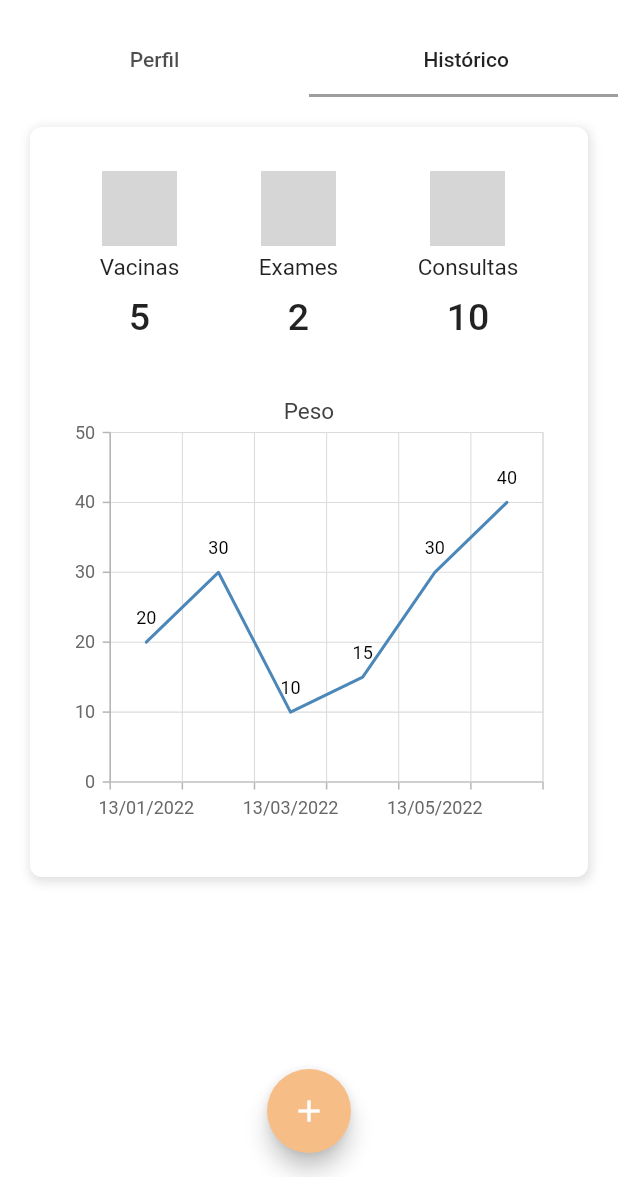
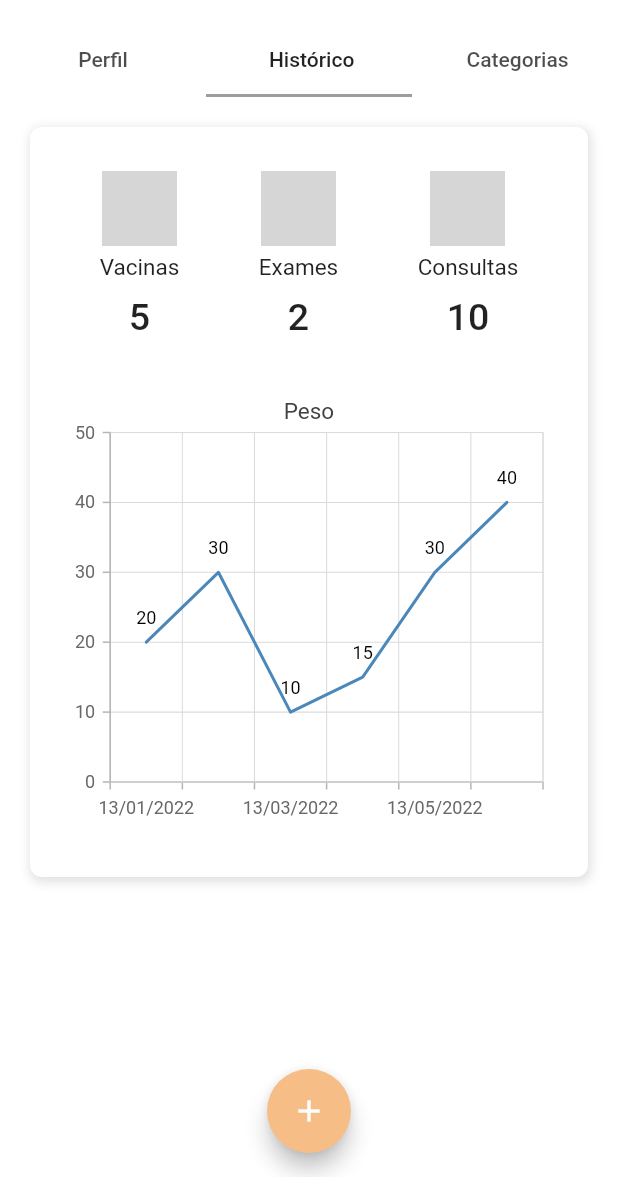
Before and after one commit to castrobiia/health_pets, a Flutter app: the PerfilPetPage screen opened directly, tab 2 chosen, after a tap on the "add" icon, on a phone screen of 412 x 824 dp, the part 59-1236 px from its top. Run offline on Flutter 3.47's test engine with Material 2 defaults, Android fonts, the phone set to English and light mode, and no system bars; our stand-ins replace splashscreen, syncfusion_flutter_charts; grey boxes are pictures that could not be loaded.

Commit message:
criação da aba Categorias do pet

```diff
--- /dev/null
+++ b/lib/pages/categorias-pet.page.dart
@@ -0,0 +1,17 @@
+import 'package:flutter/material.dart';
+
+class CategoriasPet extends StatefulWidget {
+  const CategoriasPet({Key? key}) : super(key: key);
+
+  @override
+  _CategoriasPetState createState() => _CategoriasPetState();
+}
+
+class _CategoriasPetState extends State<CategoriasPet> {
+  @override
+  Widget build(BuildContext context) {
+    return Scaffold(
+      body: Container(),
+    );
+  }
+}
--- a/lib/pages/perfil-pet.page.dart
+++ b/lib/pages/perfil-pet.page.dart
@@ -43,8 +43,8 @@ class PerfilPet extends StatelessWidget {
                 mainAxisAlignment: MainAxisAlignment.spaceEvenly,
                 children: <Widget>[
                   Container(
-                    width: 220,
-                    height: 220,
+                    width: 200,
+                    height: 200,
                     decoration: BoxDecoration(
                       shape: BoxShape.circle,
                       image: DecorationImage(
@@ -140,6 +140,34 @@ class PerfilPet extends StatelessWidget {
                       Text("10 kg"),
                     ],
                   ),
+                  Divider(
+                    height: 1,
+                    thickness: 1,
+                  ),
+                  Row(
+                    mainAxisAlignment: MainAxisAlignment.spaceBetween,
+                    children: <Widget>[
+                      Text(
+                        "Cor",
+                        style: TextStyle(fontWeight: FontWeight.bold),
+                      ),
+                      Text("Caramelo"),
+                    ],
+                  ),
+                  Divider(
+                    height: 1,
+                    thickness: 1,
+                  ),
+                  Row(
+                    mainAxisAlignment: MainAxisAlignment.spaceBetween,
+                    children: <Widget>[
+                      Text(
+                        "Porte",
+                        style: TextStyle(fontWeight: FontWeight.bold),
+                      ),
+                      Text("Grande"),
+                    ],
+                  ),
                 ],
               ),
             ),
--- a/lib/pages/tabs-perfil-pet.page.dart
+++ b/lib/pages/tabs-perfil-pet.page.dart
@@ -1,4 +1,5 @@
 import 'package:flutter/material.dart';
+import 'package:health_pets/pages/categorias-pet.page.dart';
 import 'package:health_pets/pages/historico-pet.page.dart';
 import 'package:health_pets/pages/menu-pet.page.dart';
 import 'package:health_pets/pages/perfil-pet.page.dart';
@@ -11,7 +12,7 @@ class PerfilPetPage extends StatelessWidget {
   @override
   Widget build(BuildContext context) {
     return DefaultTabController(
-      length: 2,
+      length: 3,
       child: Scaffold(
         floatingActionButtonLocation: FloatingActionButtonLocation.centerFloat,
         floatingActionButton: FloatingActionButton(
@@ -25,12 +26,10 @@ class PerfilPetPage extends StatelessWidget {
           bottom: TabBar(
             tabs: [
               Tab(
-                //icon: Icon(Icons.android),
                 text: "Perfil",
               ),
-              Tab(
-                  //icon: Icon(Icons.phone_iphone),
-                  text: " Histórico"),
+              Tab(text: " Histórico"),
+              Tab(text: " Categorias"),
             ],
           ),
           backgroundColor: Colors.white,
@@ -49,7 +48,8 @@ class PerfilPetPage extends StatelessWidget {
         body: TabBarView(
           children: <Widget>[
             PerfilPet(),
-            HistoricoPet("dia", 10), //alterar depois com o histórico
+            HistoricoPet("dia", 10),
+            CategoriasPet()
           ],
         ),
       ),
```
